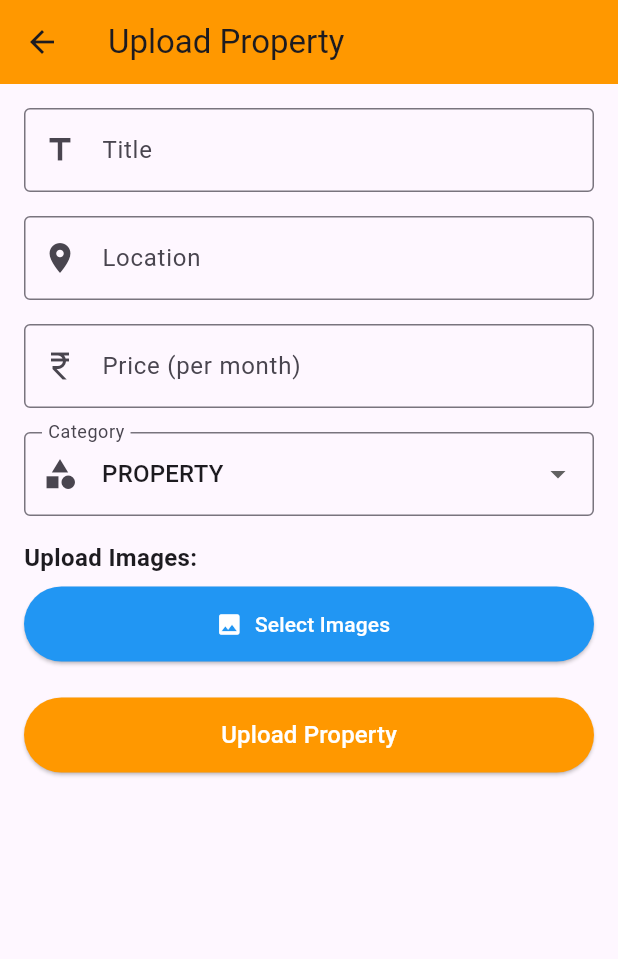
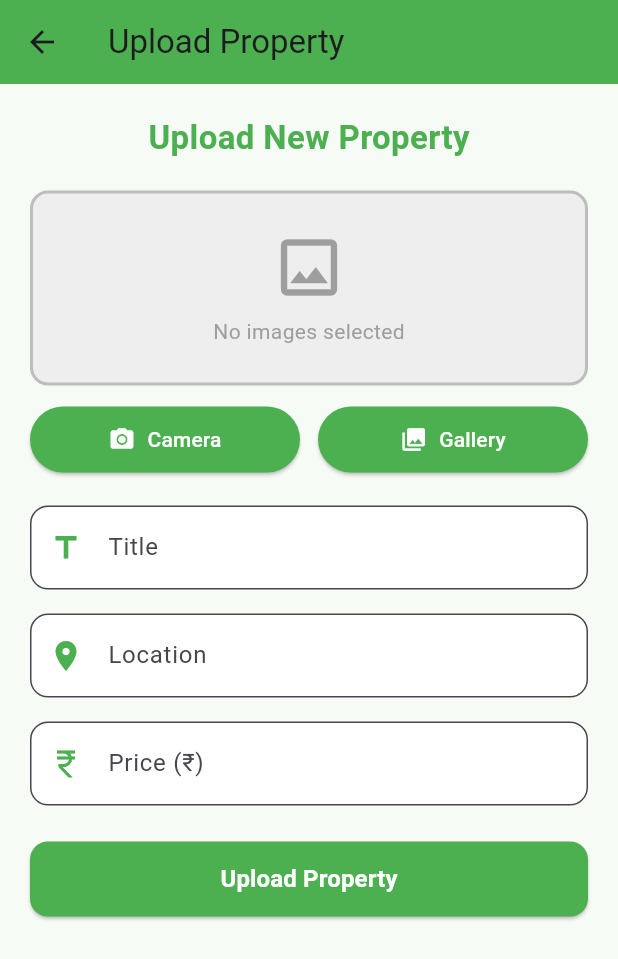
Before and after one commit to Vaibhav-Dodiya/rentHub_front, a Flutter app: the OwnerDashboard screen opened directly, after a tap on "Upload Property", on a phone screen of 412 x 824 dp. Shown: the top 959 px of the screen. Run offline on Flutter 3.47's test engine with Material 3 defaults, Android fonts, the phone set to English and light mode, and no system bars; our stand-ins replace image_picker, shared_preferences; accounts and stored records are empty.

Commit message:
Add three separate upload buttons for Property, Electronics, and Furniture with improved UI

```diff
--- a/lib/presentation/screens/owner/owner_dashboard.dart
+++ b/lib/presentation/screens/owner/owner_dashboard.dart
@@ -158,21 +158,67 @@ class _OwnerDashboardState extends State<OwnerDashboard> {
           ),
         ],
       ),
-      floatingActionButton: FloatingActionButton.extended(
+      floatingActionButton: Column(
+        mainAxisAlignment: MainAxisAlignment.end,
+        crossAxisAlignment: CrossAxisAlignment.end,
+        children: [
+          FloatingActionButton.extended(
             onPressed: () async {
               final result = await Navigator.push(
                 context,
                 MaterialPageRoute(
-              builder: (context) => const UploadPropertyScreen(),
+                  builder: (context) =>
+                      const UploadPropertyScreen(category: 'PROPERTY'),
                 ),
               );
               if (result == true) {
                 await loadOwnerProperties();
               }
             },
-        backgroundColor: Colors.orange,
-        icon: const Icon(Icons.add),
+            heroTag: 'property',
+            backgroundColor: Colors.green,
+            icon: const Icon(Icons.home),
             label: const Text('Upload Property'),
+          ),
+          const SizedBox(height: 10),
+          FloatingActionButton.extended(
+            onPressed: () async {
+              final result = await Navigator.push(
+                context,
+                MaterialPageRoute(
+                  builder: (context) =>
+                      const UploadPropertyScreen(category: 'ELECTRONICS'),
+                ),
+              );
+              if (result == true) {
+                await loadOwnerProperties();
+              }
+            },
+            heroTag: 'electronics',
+            backgroundColor: Colors.purple,
+            icon: const Icon(Icons.electrical_services),
+            label: const Text('Upload Electronics'),
+          ),
+          const SizedBox(height: 10),
+          FloatingActionButton.extended(
+            onPressed: () async {
+              final result = await Navigator.push(
+                context,
+                MaterialPageRoute(
+                  builder: (context) =>
+                      const UploadPropertyScreen(category: 'FURNITURE'),
+                ),
+              );
+              if (result == true) {
+                await loadOwnerProperties();
+              }
+            },
+            heroTag: 'furniture',
+            backgroundColor: Colors.brown,
+            icon: const Icon(Icons.chair),
+            label: const Text('Upload Furniture'),
+          ),
+        ],
       ),
       body: isLoading
           ? const Center(child: CircularProgressIndicator())
--- a/lib/presentation/screens/owner/upload_property_screen.dart
+++ b/lib/presentation/screens/owner/upload_property_screen.dart
@@ -5,23 +5,21 @@ import 'package:loginsignup/data/local/user_storage.dart';
 import 'dart:typed_data';
 
 class UploadPropertyScreen extends StatefulWidget {
-  const UploadPropertyScreen({super.key});
+  final String category;
+
+  const UploadPropertyScreen({super.key, required this.category});
 
   @override
   State<UploadPropertyScreen> createState() => _UploadPropertyScreenState();
 }
 
 class _UploadPropertyScreenState extends State<UploadPropertyScreen> {
-  final _formKey = GlobalKey<FormState>();
   final _titleController = TextEditingController();
   final _locationController = TextEditingController();
   final _priceController = TextEditingController();
-  String _selectedCategory = 'PROPERTY';
   List<XFile> _selectedImages = [];
   bool _isUploading = false;
   String _userId = '';
-
-  final List<String> categories = ['PROPERTY', 'ELECTRONICS', 'FURNITURE'];
 
   @override
   void initState() {
@@ -44,14 +42,22 @@ class _UploadPropertyScreenState extends State<UploadPropertyScreen> {
     super.dispose();
   }
 
-  Future<void> _pickImages() async {
+  Future<void> _pickImage(ImageSource source) async {
     final ImagePicker picker = ImagePicker();
+    if (source == ImageSource.gallery) {
       final List<XFile> images = await picker.pickMultiImage();
-
       if (images.isNotEmpty) {
         setState(() {
           _selectedImages.addAll(images);
         });
+      }
+    } else {
+      final XFile? image = await picker.pickImage(source: source);
+      if (image != null) {
+        setState(() {
+          _selectedImages.add(image);
+        });
+      }
     }
   }
 
@@ -61,17 +67,58 @@ class _UploadPropertyScreenState extends State<UploadPropertyScreen> {
     });
   }
 
+  String _getCategoryTitle() {
+    switch (widget.category) {
+      case 'PROPERTY':
+        return 'Property';
+      case 'ELECTRONICS':
+        return 'Electronics Item';
+      case 'FURNITURE':
+        return 'Furniture Item';
+      default:
+        return 'Item';
+    }
+  }
+
+  Color _getCategoryColor() {
+    switch (widget.category) {
+      case 'PROPERTY':
+        return Colors.green;
+      case 'ELECTRONICS':
+        return Colors.purple;
+      case 'FURNITURE':
+        return Colors.brown;
+      default:
+        return Colors.orange;
+    }
+  }
+
   Future<void> _uploadProperty() async {
-    if (!_formKey.currentState!.validate()) {
+    if (_titleController.text.trim().isEmpty) {
+      ScaffoldMessenger.of(
+        context,
+      ).showSnackBar(const SnackBar(content: Text('Please enter a title')));
+      return;
+    }
+
+    if (_locationController.text.trim().isEmpty) {
+      ScaffoldMessenger.of(
+        context,
+      ).showSnackBar(const SnackBar(content: Text('Please enter a location')));
+      return;
+    }
+
+    if (_priceController.text.trim().isEmpty ||
+        int.tryParse(_priceController.text.trim()) == null) {
+      ScaffoldMessenger.of(context).showSnackBar(
+        const SnackBar(content: Text('Please enter a valid price')),
+      );
       return;
     }
 
     if (_selectedImages.isEmpty) {
       ScaffoldMessenger.of(context).showSnackBar(
-        const SnackBar(
-          content: Text('Please select at least one image'),
-          backgroundColor: Colors.red,
-        ),
+        const SnackBar(content: Text('Please select at least one image')),
       );
       return;
     }
@@ -83,7 +130,7 @@ class _UploadPropertyScreenState extends State<UploadPropertyScreen> {
         title: _titleController.text.trim(),
         location: _locationController.text.trim(),
         price: int.parse(_priceController.text.trim()),
-        category: _selectedCategory,
+        category: widget.category,
         images: _selectedImages,
         uploadedBy: _userId,
       );
@@ -98,12 +145,12 @@ class _UploadPropertyScreenState extends State<UploadPropertyScreen> {
           );
         } else {
           ScaffoldMessenger.of(context).showSnackBar(
-            const SnackBar(
-              content: Text('Property uploaded successfully!'),
+            SnackBar(
+              content: Text('${_getCategoryTitle()} uploaded successfully!'),
               backgroundColor: Colors.green,
             ),
           );
-          Navigator.pop(context, true); // Return true to indicate success
+          Navigator.pop(context, true);
         }
       }
     } catch (e) {
@@ -113,114 +160,51 @@ class _UploadPropertyScreenState extends State<UploadPropertyScreen> {
         );
       }
     } finally {
+      if (mounted) {
         setState(() => _isUploading = false);
+      }
     }
   }
 
   @override
   Widget build(BuildContext context) {
     return Scaffold(
+      backgroundColor: _getCategoryColor().withOpacity(0.05),
       appBar: AppBar(
-        title: const Text('Upload Property'),
-        backgroundColor: Colors.orange,
+        title: Text('Upload ${_getCategoryTitle()}'),
+        backgroundColor: _getCategoryColor(),
       ),
       body: SingleChildScrollView(
-        padding: const EdgeInsets.all(16),
-        child: Form(
-          key: _formKey,
+        padding: const EdgeInsets.all(20),
         child: Column(
-            crossAxisAlignment: CrossAxisAlignment.start,
+          mainAxisSize: MainAxisSize.min,
           children: [
-              // Title Field
-              TextFormField(
-                controller: _titleController,
-                decoration: const InputDecoration(
-                  labelText: 'Title',
-                  border: OutlineInputBorder(),
-                  prefixIcon: Icon(Icons.title),
-                  hintText: 'e.g., 2BHK Apartment',
+            Text(
+              "Upload New ${_getCategoryTitle()}",
+              style: TextStyle(
+                fontSize: 22,
+                fontWeight: FontWeight.bold,
+                color: _getCategoryColor(),
               ),
-                validator: (value) {
-                  if (value == null || value.trim().isEmpty) {
-                    return 'Please enter a title';
-                  }
-                  return null;
-                },
             ),
-              const SizedBox(height: 16),
+            const SizedBox(height: 20),
 
-              // Location Field
-              TextFormField(
-                controller: _locationController,
-                decoration: const InputDecoration(
-                  labelText: 'Location',
-                  border: OutlineInputBorder(),
-                  prefixIcon: Icon(Icons.location_on),
-                  hintText: 'e.g., Mumbai, Maharashtra',
+            // Image Preview Section
+            if (_selectedImages.isNotEmpty)
+              Container(
+                height: 130,
+                decoration: BoxDecoration(
+                  color: Colors.white,
+                  borderRadius: BorderRadius.circular(12),
+                  boxShadow: [
+                    BoxShadow(
+                      color: Colors.black.withOpacity(0.1),
+                      blurRadius: 6,
+                      offset: const Offset(0, 2),
                     ),
-                validator: (value) {
-                  if (value == null || value.trim().isEmpty) {
-                    return 'Please enter a location';
-                  }
-                  return null;
-                },
+                  ],
                 ),
-              const SizedBox(height: 16),
-
-              // Price Field
-              TextFormField(
-                controller: _priceController,
-                decoration: const InputDecoration(
-                  labelText: 'Price (per month)',
-                  border: OutlineInputBorder(),
-                  prefixIcon: Icon(Icons.currency_rupee),
-                  hintText: 'e.g., 15000',
-                ),
-                keyboardType: TextInputType.number,
-                validator: (value) {
-                  if (value == null || value.trim().isEmpty) {
-                    return 'Please enter a price';
-                  }
-                  if (int.tryParse(value) == null) {
-                    return 'Please enter a valid number';
-                  }
-                  return null;
-                },
-              ),
-              const SizedBox(height: 16),
-
-              // Category Dropdown
-              DropdownButtonFormField<String>(
-                value: _selectedCategory,
-                decoration: const InputDecoration(
-                  labelText: 'Category',
-                  border: OutlineInputBorder(),
-                  prefixIcon: Icon(Icons.category),
-                ),
-                items: categories.map((category) {
-                  return DropdownMenuItem(
-                    value: category,
-                    child: Text(category),
-                  );
-                }).toList(),
-                onChanged: (value) {
-                  setState(() {
-                    _selectedCategory = value!;
-                  });
-                },
-              ),
-              const SizedBox(height: 16),
-
-              // Images Section
-              const Text(
-                'Upload Images:',
-                style: TextStyle(fontSize: 16, fontWeight: FontWeight.bold),
-              ),
-              const SizedBox(height: 8),
-
-              if (_selectedImages.isNotEmpty) ...[
-                SizedBox(
-                  height: 120,
+                padding: const EdgeInsets.all(8),
                 child: ListView.builder(
                   scrollDirection: Axis.horizontal,
                   itemCount: _selectedImages.length,
@@ -261,8 +245,8 @@ class _UploadPropertyScreenState extends State<UploadPropertyScreen> {
                               padding: const EdgeInsets.all(4),
                               child: const Icon(
                                 Icons.close,
+                                color: Colors.white,
                                 size: 16,
-                                  color: Colors.white,
                               ),
                             ),
                           ),
@@ -271,25 +255,120 @@ class _UploadPropertyScreenState extends State<UploadPropertyScreen> {
                     );
                   },
                 ),
+              )
+            else
+              Container(
+                height: 130,
+                width: double.infinity,
+                decoration: BoxDecoration(
+                  color: Colors.grey[200],
+                  borderRadius: BorderRadius.circular(12),
+                  border: Border.all(color: Colors.grey[400]!, width: 2),
                 ),
-                const SizedBox(height: 8),
+                child: const Column(
+                  mainAxisAlignment: MainAxisAlignment.center,
+                  children: [
+                    Icon(Icons.image_outlined, size: 50, color: Colors.grey),
+                    SizedBox(height: 8),
+                    Text(
+                      'No images selected',
+                      style: TextStyle(color: Colors.grey),
+                    ),
                   ],
-
-              ElevatedButton.icon(
-                onPressed: _pickImages,
-                icon: const Icon(Icons.image),
-                label: Text(
-                  _selectedImages.isEmpty
-                      ? 'Select Images'
-                      : '${_selectedImages.length} image(s) selected - Add more',
-                ),
-                style: ElevatedButton.styleFrom(
-                  backgroundColor: Colors.blue,
-                  foregroundColor: Colors.white,
-                  minimumSize: const Size(double.infinity, 50),
                 ),
               ),
+            const SizedBox(height: 12),
 
+            // Image Picker Buttons
+            Row(
+              mainAxisAlignment: MainAxisAlignment.center,
+              children: [
+                Expanded(
+                  child: ElevatedButton.icon(
+                    onPressed: _isUploading
+                        ? null
+                        : () => _pickImage(ImageSource.camera),
+                    icon: const Icon(Icons.camera_alt),
+                    label: const Text("Camera"),
+                    style: ElevatedButton.styleFrom(
+                      backgroundColor: _getCategoryColor(),
+                      foregroundColor: Colors.white,
+                      padding: const EdgeInsets.symmetric(vertical: 12),
+                    ),
+                  ),
+                ),
+                const SizedBox(width: 12),
+                Expanded(
+                  child: ElevatedButton.icon(
+                    onPressed: _isUploading
+                        ? null
+                        : () => _pickImage(ImageSource.gallery),
+                    icon: const Icon(Icons.photo_library),
+                    label: const Text("Gallery"),
+                    style: ElevatedButton.styleFrom(
+                      backgroundColor: _getCategoryColor(),
+                      foregroundColor: Colors.white,
+                      padding: const EdgeInsets.symmetric(vertical: 12),
+                    ),
+                  ),
+                ),
+              ],
+            ),
+            const SizedBox(height: 20),
+
+            // Title Field
+            TextField(
+              controller: _titleController,
+              enabled: !_isUploading,
+              decoration: InputDecoration(
+                labelText: 'Title',
+                hintText: 'Enter ${_getCategoryTitle().toLowerCase()} title',
+                filled: true,
+                fillColor: Colors.white,
+                border: OutlineInputBorder(
+                  borderRadius: BorderRadius.circular(12),
+                ),
+                prefixIcon: Icon(Icons.title, color: _getCategoryColor()),
+              ),
+            ),
+            const SizedBox(height: 16),
+
+            // Location Field
+            TextField(
+              controller: _locationController,
+              enabled: !_isUploading,
+              decoration: InputDecoration(
+                labelText: 'Location',
+                hintText: 'Enter location',
+                filled: true,
+                fillColor: Colors.white,
+                border: OutlineInputBorder(
+                  borderRadius: BorderRadius.circular(12),
+                ),
+                prefixIcon: Icon(Icons.location_on, color: _getCategoryColor()),
+              ),
+            ),
+            const SizedBox(height: 16),
+
+            // Price Field
+            TextField(
+              controller: _priceController,
+              enabled: !_isUploading,
+              keyboardType: TextInputType.number,
+              decoration: InputDecoration(
+                labelText: 'Price (₹)',
+                hintText: 'Enter price per month',
+                filled: true,
+                fillColor: Colors.white,
+                border: OutlineInputBorder(
+                  borderRadius: BorderRadius.circular(12),
+                ),
+                prefixIcon: Icon(
+                  Icons.currency_rupee,
+                  color: _getCategoryColor(),
+                ),
+              ),
+            ),
             const SizedBox(height: 24),
 
             // Upload Button
@@ -299,21 +378,40 @@ class _UploadPropertyScreenState extends State<UploadPropertyScreen> {
               child: ElevatedButton(
                 onPressed: _isUploading ? null : _uploadProperty,
                 style: ElevatedButton.styleFrom(
-                    backgroundColor: Colors.orange,
+                  backgroundColor: _getCategoryColor(),
                   foregroundColor: Colors.white,
+                  shape: RoundedRectangleBorder(
+                    borderRadius: BorderRadius.circular(12),
+                  ),
                 ),
                 child: _isUploading
-                      ? const CircularProgressIndicator(color: Colors.white)
-                      : const Text(
-                          'Upload Property',
-                          style: TextStyle(fontSize: 16),
+                    ? const Row(
+                        mainAxisAlignment: MainAxisAlignment.center,
+                        children: [
+                          SizedBox(
+                            width: 20,
+                            height: 20,
+                            child: CircularProgressIndicator(
+                              color: Colors.white,
+                              strokeWidth: 2,
+                            ),
+                          ),
+                          SizedBox(width: 12),
+                          Text('Uploading to server...'),
+                        ],
+                      )
+                    : Text(
+                        'Upload ${_getCategoryTitle()}',
+                        style: const TextStyle(
+                          fontSize: 16,
+                          fontWeight: FontWeight.bold,
+                        ),
                       ),
               ),
             ),
           ],
         ),
       ),
-      ),
     );
   }
 }
```
Also changed, not shown: 4 other files. Lines whose indentation alone changed are shown as unchanged.
